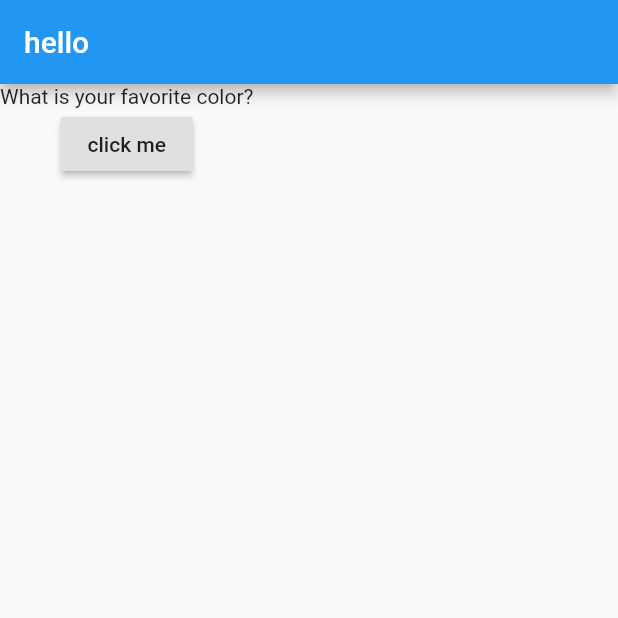
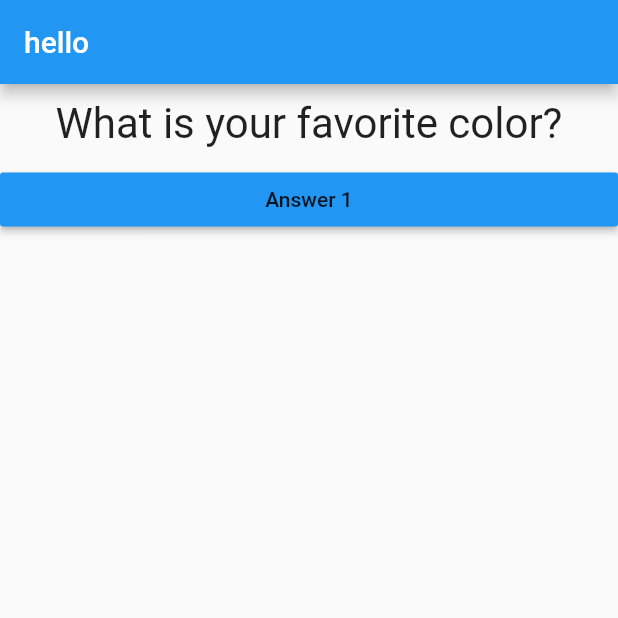
Before and after one commit to jnav24/flutter_quiz, a Flutter app: the screen it shows after launch, on a phone screen of 412 x 824 dp, the top half of it. Run offline on Flutter 3.47's test engine with Material 2 defaults, Android fonts, the phone set to English and light mode, and no system bars.

Commit message:
create a widget for question and answer and pass the state to those widgets and emit a click event back to the main

```diff
--- /dev/null
+++ b/lib/answer.dart
@@ -0,0 +1,19 @@
+import 'package:flutter/material.dart';
+
+class Answer extends StatelessWidget {
+	final Function _answerQuestion;
+
+	Answer(this._answerQuestion);
+
+	@override
+	Widget build(BuildContext context) {
+    	return Container(
+			child: RaisedButton(
+				child: Text('Answer 1'),
+				color: Colors.blue,
+				onPressed: this._answerQuestion,
+			),
+			width: double.infinity,
+		);
+  	}
+}
--- a/lib/main.dart
+++ b/lib/main.dart
@@ -1,4 +1,6 @@
 import 'package:flutter/material.dart';
+import './answer.dart';
+import './question.dart';
 
 void main() => runApp(MyApp());
 
@@ -14,7 +16,7 @@ class _MyAppState extends State<MyApp> {
 		'What is your favorite animal?'
 	];
 
-	void answerQuestion() {
+	void _answerQuestion() {
 		setState(() {
 			if (this.questionIndex < (this.questions.length - 1)) {
 				this.questionIndex = this.questionIndex + 1;
@@ -34,11 +36,8 @@ class _MyAppState extends State<MyApp> {
 				),
 				body: Column(
 					children: <Widget>[
-						Text(this.questions[this.questionIndex]),
-						RaisedButton(
-							child: Text('click me'),
-							onPressed: answerQuestion,
-						),
+						Question(this.questions[this.questionIndex]),
+						Answer(this._answerQuestion),
 					],
 				),
 			)
--- /dev/null
+++ b/lib/question.dart
@@ -0,0 +1,22 @@
+import 'package:flutter/material.dart';
+
+class Question extends StatelessWidget {
+	final String question;
+
+	Question(this.question);
+
+	@override
+	Widget build(BuildContext context) {
+		return Container(
+			child: Text(
+				this.question,
+				style: TextStyle(
+					fontSize: 28,
+				),
+				textAlign: TextAlign.center,
+			),
+			margin: EdgeInsets.all(10),
+			width: double.infinity,
+		);
+  	}
+}
```
